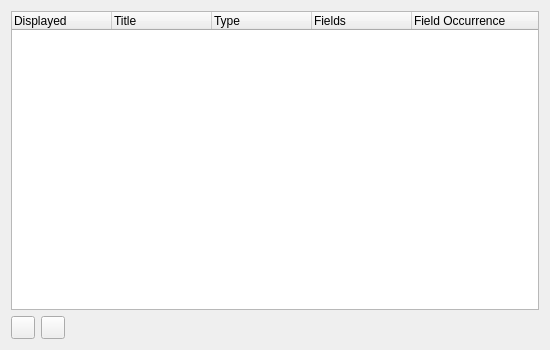
Before: the Qt Designer form utilities/wireshark/ui/qt/column_preferences_frame.ui in kimocoder/nexmon, drawn with Qt 5.
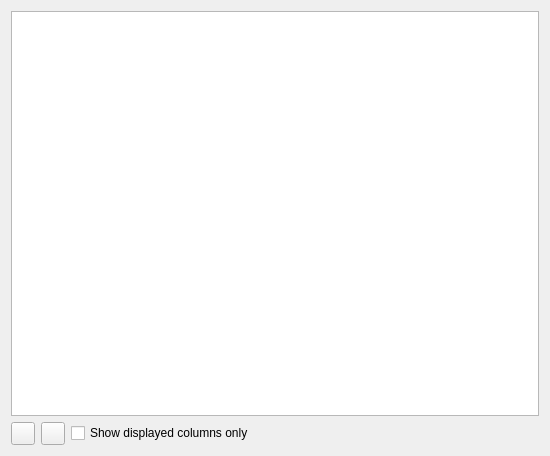
After: the same form once the commit is applied. Icons and pictures are not drawn. Custom widgets are drawn as their Qt base class.

```diff
--- a/utilities/wireshark/ui/qt/column_preferences_frame.ui
+++ b/utilities/wireshark/ui/qt/column_preferences_frame.ui
@@ -7,7 +7,7 @@
     <x>0</x>
     <y>0</y>
     <width>550</width>
-    <height>350</height>
+    <height>456</height>
    </rect>
   </property>
   <property name="sizePolicy">
@@ -24,32 +24,22 @@
   </property>
   <layout class="QVBoxLayout" name="verticalLayout">
    <item>
-    <widget class="QTreeWidget" name="columnTreeWidget">
-     <column>
-      <property name="text">
-       <string>Displayed</string>
-      </property>
-     </column>
-     <column>
-      <property name="text">
-       <string>Title</string>
-      </property>
-     </column>
-     <column>
-      <property name="text">
-       <string>Type</string>
-      </property>
-     </column>
-     <column>
-      <property name="text">
-       <string>Fields</string>
-      </property>
-     </column>
-     <column>
-      <property name="text">
-       <string>Field Occurrence</string>
-      </property>
-     </column>
+    <widget class="QTreeView" name="columnTreeView">
+     <property name="dragEnabled">
+      <bool>true</bool>
+     </property>
+     <property name="dragDropMode">
+      <enum>QAbstractItemView::InternalMove</enum>
+     </property>
+     <property name="rootIsDecorated">
+      <bool>false</bool>
+     </property>
+     <property name="sortingEnabled">
+      <bool>false</bool>
+     </property>
+     <attribute name="headerShowSortIndicator" stdset="0">
+      <bool>false</bool>
+     </attribute>
     </widget>
    </item>
    <item>
@@ -60,13 +50,25 @@
         <iconset resource="../../image/toolbar.qrc">
          <normaloff>:/stock/plus-8.png</normaloff>:/stock/plus-8.png</iconset>
        </property>
+       <property name="text">
+        <string/>
+       </property>
       </widget>
      </item>
      <item>
-      <widget class="QToolButton" name="deleteToolButton">
-       <property name="icon">
-        <iconset resource="../../image/toolbar.qrc">
-         <normaloff>:/stock/minus-8.png</normaloff>:/stock/minus-8.png</iconset>
+      <widget class="StockIconToolButton" name="deleteToolButton">
+       <property name="toolTip">
+        <string>Delete selected column</string>
+       </property>
+       <property name="text">
+        <string/>
+       </property>
+      </widget>
+     </item>
+     <item>
+      <widget class="QCheckBox" name="chkShowDisplayedOnly">
+       <property name="text">
+        <string>Show displayed columns only</string>
        </property>
       </widget>
      </item>
@@ -87,8 +89,13 @@
    </item>
   </layout>
  </widget>
- <resources>
-  <include location="../../image/toolbar.qrc"/>
- </resources>
+ <customwidgets>
+  <customwidget>
+   <class>StockIconToolButton</class>
+   <extends>QToolButton</extends>
+   <header>widgets/stock_icon_tool_button.h</header>
+  </customwidget>
+ </customwidgets>
+ <resources/>
  <connections/>
 </ui>
```
Left out of the diff: 7 changed lines with no effect on the pictures.
